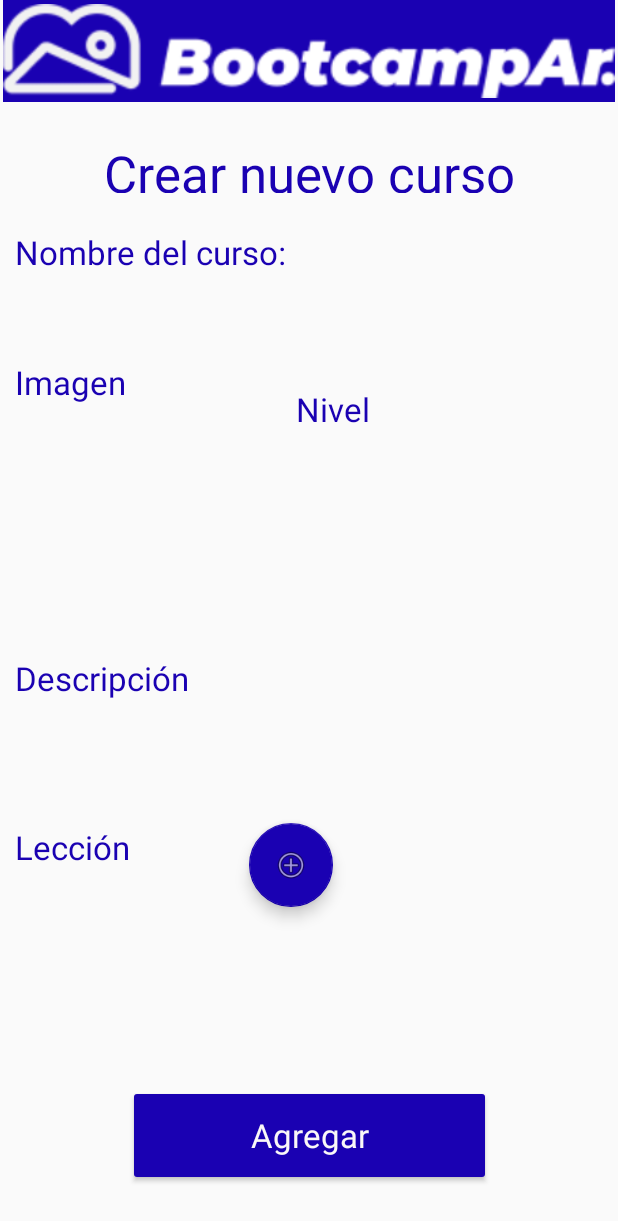
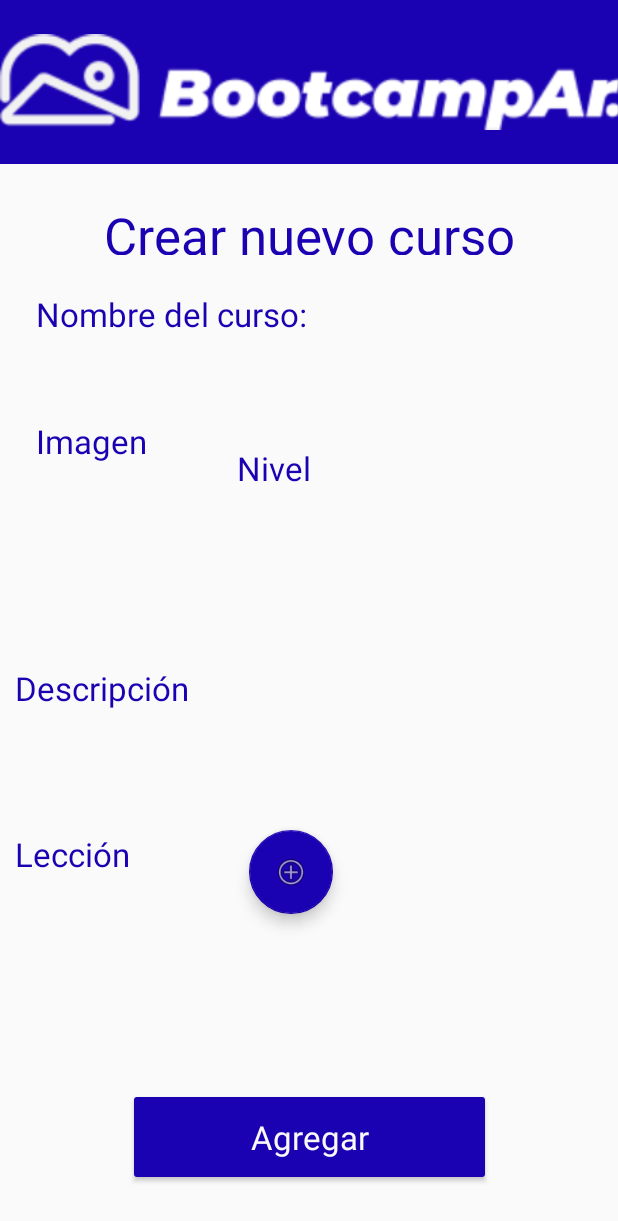
Before and after one commit to abelardog/bootcampar, an Android app: the layout fragment_create_course.xml on its own in the app's theme, with its tools: preview values and no code run, on a phone screen of 412 x 824 dp. Shown: the top 1221 px of the screen. Run offline under Robolectric (Android 15) with nearby library versions, the phone set to English and light mode, and no system bars.

Commit message:
acomodo detalles de tamano en logo y tamaño y ubicacion en demas elementos de la pantalla crear nuevo curso

```diff
--- a/app/src/main/res/layout/fragment_create_course.xml
+++ b/app/src/main/res/layout/fragment_create_course.xml
@@ -12,8 +12,8 @@
 
     <ImageView
         android:id="@+id/imageView7"
-        android:layout_width="408dp"
-        android:layout_height="0dp"
+        android:layout_width="413dp"
+        android:layout_height="109dp"
         android:layout_marginBottom="85dp"
         android:background="#1A01B2"
         app:layout_constraintBottom_toTopOf="@+id/textView15"
@@ -54,8 +54,8 @@
 
     <TextView
         android:id="@+id/textView17"
-        android:layout_width="0dp"
-        android:layout_height="0dp"
+        android:layout_width="186dp"
+        android:layout_height="35dp"
         android:layout_marginEnd="54dp"
         android:layout_marginBottom="111dp"
         android:text="Nivel"
@@ -113,8 +113,8 @@
 
     <TextView
         android:id="@+id/textView20"
-        android:layout_width="0dp"
-        android:layout_height="0dp"
+        android:layout_width="94dp"
+        android:layout_height="99dp"
         android:layout_marginStart="10dp"
         android:layout_marginTop="19dp"
         android:layout_marginEnd="26dp"
@@ -125,7 +125,8 @@
         app:layout_constraintBottom_toTopOf="@+id/textView18"
         app:layout_constraintEnd_toStartOf="@+id/textView17"
         app:layout_constraintStart_toStartOf="parent"
-        app:layout_constraintTop_toBottomOf="@+id/textView15" />
+        app:layout_constraintTop_toBottomOf="@+id/textView15"
+        app:layout_constraintVertical_bias="0.0" />
 
     <Button
         android:id="@+id/button7"
```
